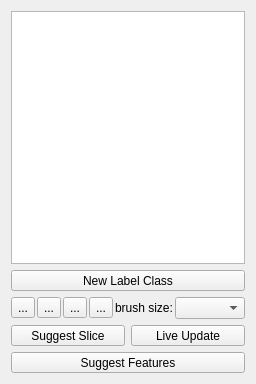
The window that ilastik/workflows/voxelSegmentation/labelingDrawer.ui (ilastik/ilastik) describes before a commit, drawn with Qt 5.
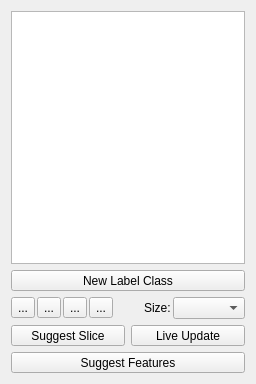
The same window after the commit. Icons and pictures are not drawn. Custom widgets are drawn as their Qt base class.

Commit message: Use brushSizeCaption from .ui files

Diff of the .ui file:
```diff
--- a/ilastik/workflows/voxelSegmentation/labelingDrawer.ui
+++ b/ilastik/workflows/voxelSegmentation/labelingDrawer.ui
@@ -126,7 +126,7 @@
      <item>
       <widget class="QLabel" name="brushSizeCaption">
        <property name="text">
-        <string>brush size:</string>
+        <string>Size:</string>
        </property>
       </widget>
      </item>
```
The commit also changes 8 other files.
